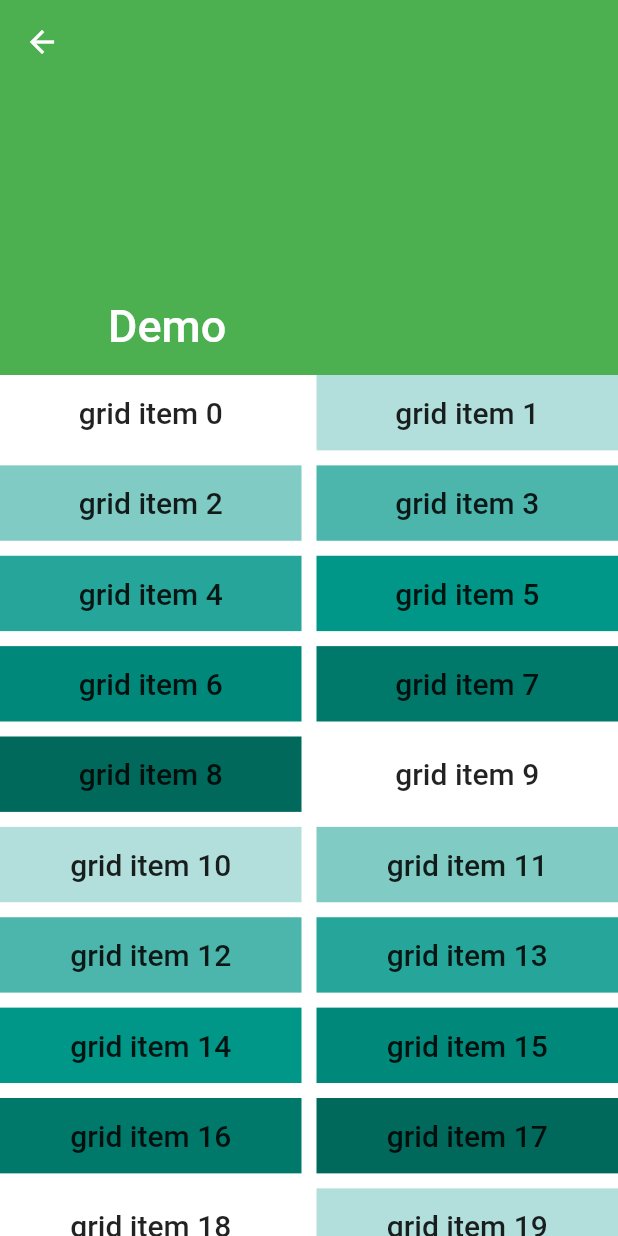
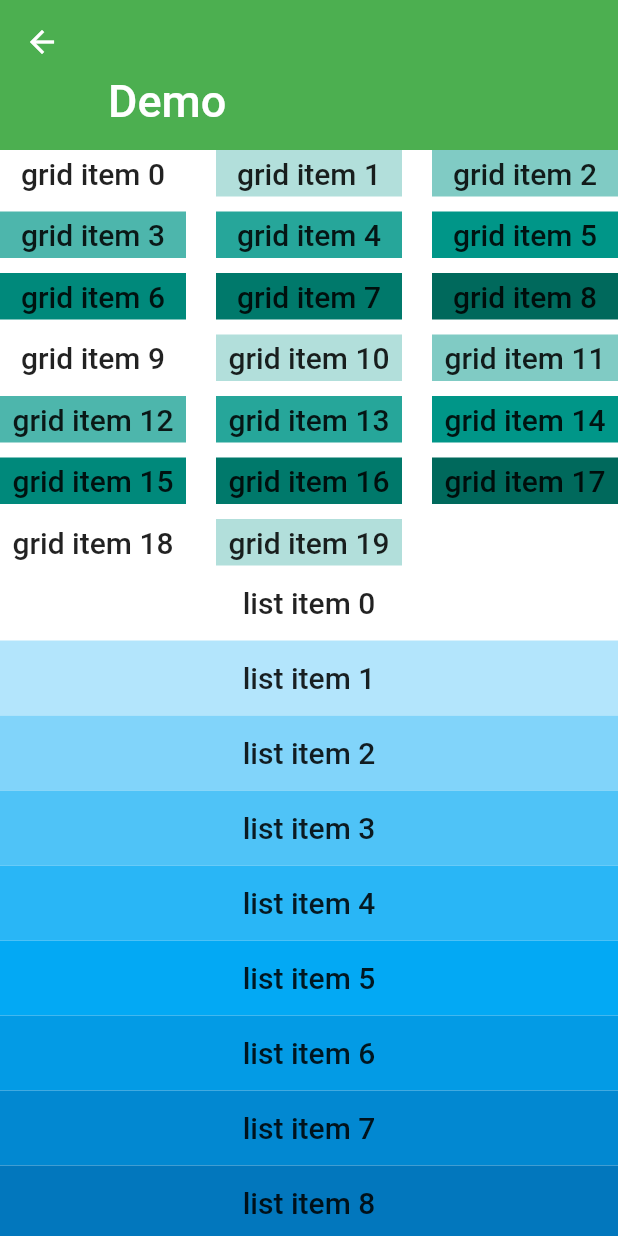
Before and after one commit to tomaszpolanski/FlutterSandbox, a Flutter app: the Sliver1 screen opened by its route, on a phone screen of 412 x 824 dp. Run offline on Flutter 3.47's test engine with Material 2 defaults, Android fonts, the phone set to English and light mode, and no system bars; our stand-ins replace firebase_messaging, fluro, flutter_redux, redux, rxdart; missing offline and left inert: flutter_stetho, redux_epics; accounts and stored records are empty; statements that could not run were skipped.

Commit message:
Working on slivers

```diff
--- a/lib/pages/Sliver1.dart
+++ b/lib/pages/Sliver1.dart
@@ -3,20 +3,22 @@ import 'package:flutter/material.dart';
 class Sliver1 extends StatelessWidget {
   @override
   Widget build(BuildContext context) {
-    return new CustomScrollView(
+    return new Material(
+      color: Colors.white,
+      child: new CustomScrollView(
         slivers: <Widget>[
           const SliverAppBar(
             pinned: true,
-          expandedHeight: 250.0,
+            expandedHeight: 100.0,
             flexibleSpace: const FlexibleSpaceBar(
               title: const Text('Demo'),
             ),
           ),
           new SliverGrid(
             gridDelegate: new SliverGridDelegateWithMaxCrossAxisExtent(
-            maxCrossAxisExtent: 200.0,
+              maxCrossAxisExtent: 150.0,
               mainAxisSpacing: 10.0,
-            crossAxisSpacing: 10.0,
+              crossAxisSpacing: 20.0,
               childAspectRatio: 4.0,
             ),
             delegate: new SliverChildBuilderDelegate(
@@ -40,13 +42,38 @@ class Sliver1 extends StatelessWidget {
               return new Container(
                 alignment: Alignment.center,
                 color: Colors.lightBlue[100 * (index % 9)],
-                child: new Text('list item $index',
-                    style: Theme.of(context).textTheme.title,),
+                child: new Text(
+                  'list item $index',
+                  style: Theme.of(context).textTheme.title,
+                ),
               );
-            },
+            }, childCount: 10),
+          ),
+          new SliverPadding(
+            padding: const EdgeInsets.all(20.0),
+            sliver: new SliverFixedExtentList(
+              itemExtent: 50.0,
+              delegate: new SliverChildBuilderDelegate(
+                  (BuildContext context, int index) {
+                return new Container(
+                  alignment: Alignment.center,
+                  color: Colors.lightBlue[100 * (index % 9)],
+                  child: new Text(
+                    'list item $index',
+                    style: Theme.of(context).textTheme.title,
+                  ),
+                );
+              }, childCount: 10),
             ),
           ),
+          new SliverToBoxAdapter(
+            child: const Text("Hi"),
+          ),
+          new SliverToBoxAdapter(
+            child: const Text("Hi2"),
+          ),
         ],
+      ),
     );
   }
 }
```
Lines whose indentation alone changed are shown as unchanged.
